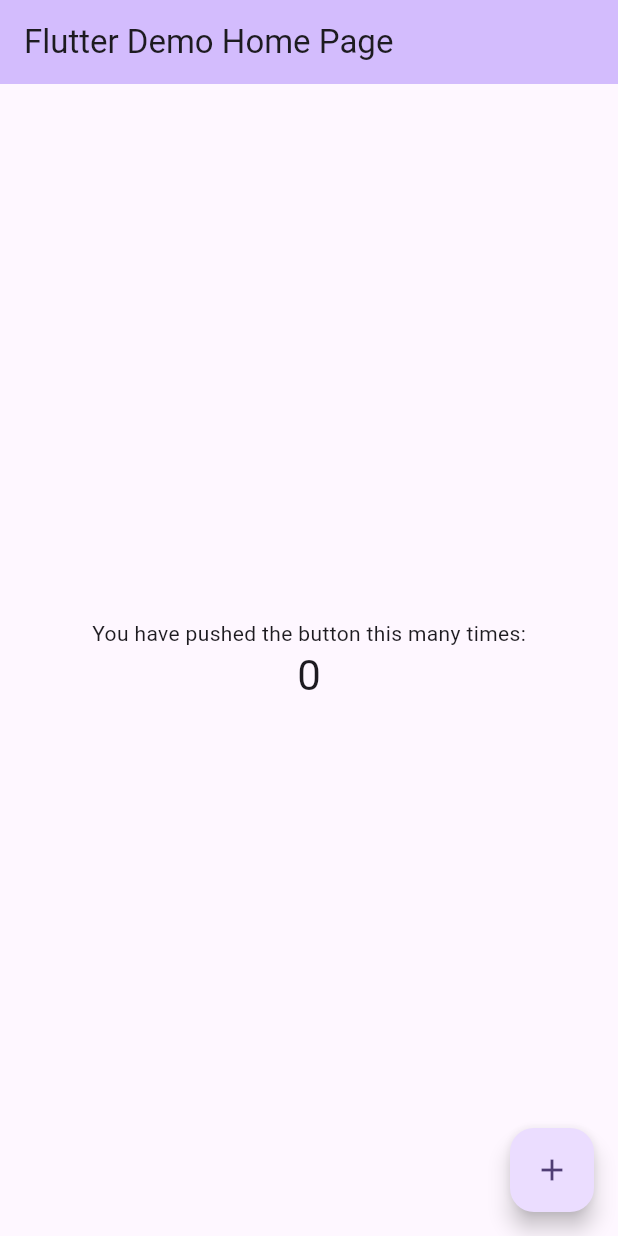
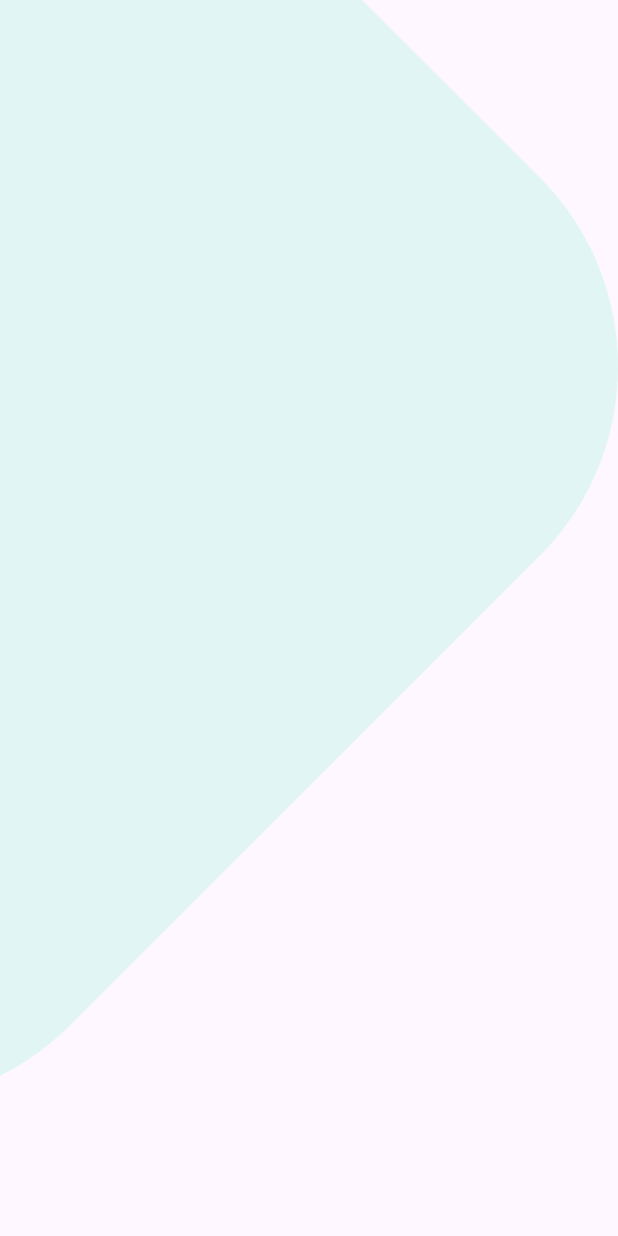
Before and after one commit to vortexyj/starx, a Flutter app: the screen it shows after launch, on a phone screen of 412 x 824 dp. Run offline on Flutter 3.47's test engine with Material 3 defaults, Android fonts, the phone set to English and light mode, and no system bars.

Commit message:
images and first step in splash screen

```diff
--- /dev/null
+++ b/lib/core/utils/assets.dart
@@ -0,0 +1,4 @@
+class AssetsData {
+  static const Logo = 'assets/images/Hero.png';
+  static const backgroundRectangle = 'assets/images/Rectangle.png';
+}
--- a/lib/features/splash/view/splashview.dart
+++ b/lib/features/splash/view/splashview.dart
@@ -0,0 +1,11 @@
+import 'package:flutter/material.dart';
+import 'package:starx/features/splash/view/widgets/splashviewbody.dart';
+
+class SplashView extends StatelessWidget {
+  const SplashView({super.key});
+
+  @override
+  Widget build(BuildContext context) {
+    return const SplashViewBody();
+  }
+}
--- a/lib/features/splash/view/widgets/splashviewbody.dart
+++ b/lib/features/splash/view/widgets/splashviewbody.dart
@@ -0,0 +1,21 @@
+import 'package:flutter/material.dart';
+import 'package:starx/core/utils/assets.dart';
+
+class SplashViewBody extends StatelessWidget {
+  const SplashViewBody({super.key});
+
+  @override
+  Widget build(BuildContext context) {
+    return Scaffold(
+      body: Container(
+        child: // Background image
+            Positioned.fill(
+          child: Image.asset(
+            AssetsData.backgroundRectangle, // Path to your image
+            fit: BoxFit.cover,
+          ),
+        ),
+      ),
+    );
+  }
+}
--- a/lib/main.dart
+++ b/lib/main.dart
@@ -1,125 +1,15 @@
 import 'package:flutter/material.dart';
+import 'package:starx/features/splash/view/splashview.dart';
 
 void main() {
-  runApp(const MyApp());
+  runApp(const StarX());
 }
 
-class MyApp extends StatelessWidget {
-  const MyApp({super.key});
-
-  // This widget is the root of your application.
-  @override
-  Widget build(BuildContext context) {
-    return MaterialApp(
-      title: 'Flutter Demo',
-      theme: ThemeData(
-        // This is the theme of your application.
-        //
-        // TRY THIS: Try running your application with "flutter run". You'll see
-        // the application has a purple toolbar. Then, without quitting the app,
-        // try changing the seedColor in the colorScheme below to Colors.green
-        // and then invoke "hot reload" (save your changes or press the "hot
-        // reload" button in a Flutter-supported IDE, or press "r" if you used
-        // the command line to start the app).
-        //
-        // Notice that the counter didn't reset back to zero; the application
-        // state is not lost during the reload. To reset the state, use hot
-        // restart instead.
-        //
-        // This works for code too, not just values: Most code changes can be
-        // tested with just a hot reload.
-        colorScheme: ColorScheme.fromSeed(seedColor: Colors.deepPurple),
-        useMaterial3: true,
-      ),
-      home: const MyHomePage(title: 'Flutter Demo Home Page'),
-    );
-  }
-}
-
-class MyHomePage extends StatefulWidget {
-  const MyHomePage({super.key, required this.title});
-
-  // This widget is the home page of your application. It is stateful, meaning
-  // that it has a State object (defined below) that contains fields that affect
-  // how it looks.
-
-  // This class is the configuration for the state. It holds the values (in this
-  // case the title) provided by the parent (in this case the App widget) and
-  // used by the build method of the State. Fields in a Widget subclass are
-  // always marked "final".
-
-  final String title;
-
-  @override
-  State<MyHomePage> createState() => _MyHomePageState();
-}
-
-class _MyHomePageState extends State<MyHomePage> {
-  int _counter = 0;
-
-  void _incrementCounter() {
-    setState(() {
-      // This call to setState tells the Flutter framework that something has
-      // changed in this State, which causes it to rerun the build method below
-      // so that the display can reflect the updated values. If we changed
-      // _counter without calling setState(), then the build method would not be
-      // called again, and so nothing would appear to happen.
-      _counter++;
-    });
-  }
+class StarX extends StatelessWidget {
+  const StarX({super.key});
 
   @override
   Widget build(BuildContext context) {
-    // This method is rerun every time setState is called, for instance as done
-    // by the _incrementCounter method above.
-    //
-    // The Flutter framework has been optimized to make rerunning build methods
-    // fast, so that you can just rebuild anything that needs updating rather
-    // than having to individually change instances of widgets.
-    return Scaffold(
-      appBar: AppBar(
-        // TRY THIS: Try changing the color here to a specific color (to
-        // Colors.amber, perhaps?) and trigger a hot reload to see the AppBar
-        // change color while the other colors stay the same.
-        backgroundColor: Theme.of(context).colorScheme.inversePrimary,
-        // Here we take the value from the MyHomePage object that was created by
-        // the App.build method, and use it to set our appbar title.
-        title: Text(widget.title),
-      ),
-      body: Center(
-        // Center is a layout widget. It takes a single child and positions it
-        // in the middle of the parent.
-        child: Column(
-          // Column is also a layout widget. It takes a list of children and
-          // arranges them vertically. By default, it sizes itself to fit its
-          // children horizontally, and tries to be as tall as its parent.
-          //
-          // Column has various properties to control how it sizes itself and
-          // how it positions its children. Here we use mainAxisAlignment to
-          // center the children vertically; the main axis here is the vertical
-          // axis because Columns are vertical (the cross axis would be
-          // horizontal).
-          //
-          // TRY THIS: Invoke "debug painting" (choose the "Toggle Debug Paint"
-          // action in the IDE, or press "p" in the console), to see the
-          // wireframe for each widget.
-          mainAxisAlignment: MainAxisAlignment.center,
-          children: <Widget>[
-            const Text(
-              'You have pushed the button this many times:',
-            ),
-            Text(
-              '$_counter',
-              style: Theme.of(context).textTheme.headlineMedium,
-            ),
-          ],
-        ),
-      ),
-      floatingActionButton: FloatingActionButton(
-        onPressed: _incrementCounter,
-        tooltip: 'Increment',
-        child: const Icon(Icons.add),
-      ), // This trailing comma makes auto-formatting nicer for build methods.
-    );
+    return const MaterialApp(home: SplashView());
   }
 }
--- a/pubspec.yaml
+++ b/pubspec.yaml
@@ -59,9 +59,8 @@ flutter:
   uses-material-design: true
 
   # To add assets to your application, add an assets section, like this:
-  # assets:
-  #   - images/a_dot_burr.jpeg
-  #   - images/a_dot_ham.jpeg
+  assets:
+    - assets/images/
 
   # An image asset can refer to one or more resolution-specific "variants", see
   # https://flutter.dev/assets-and-images/#resolution-aware
```
Also changed, not shown: assets/images/Rectangle.png (added), 1 other file.
